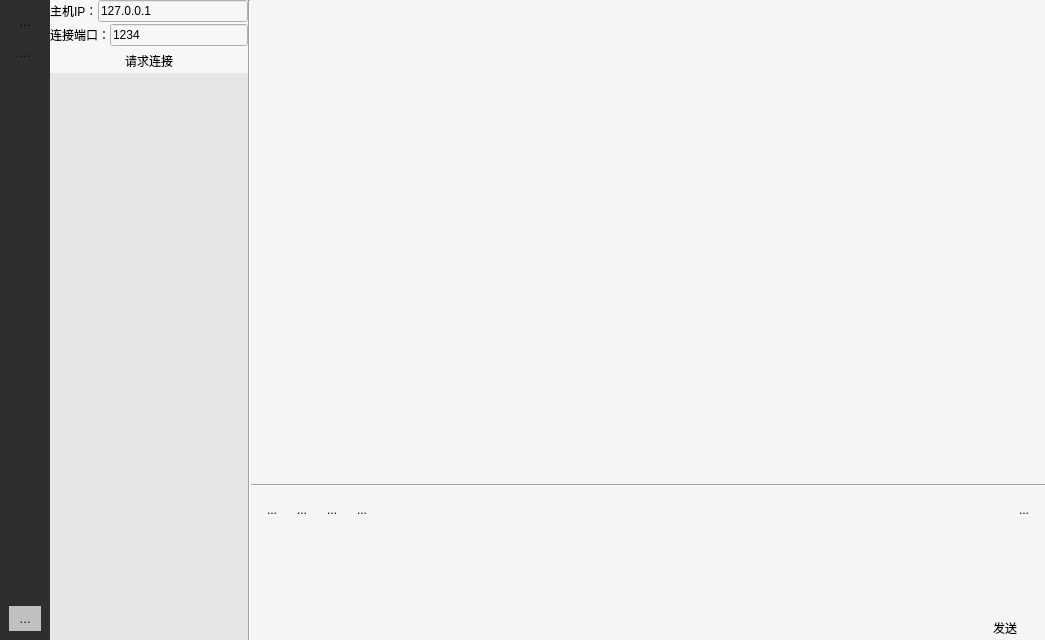
Above: oct-23th/wechat.ui from XiaoBigBro/text before the change. Below: the same form after it.
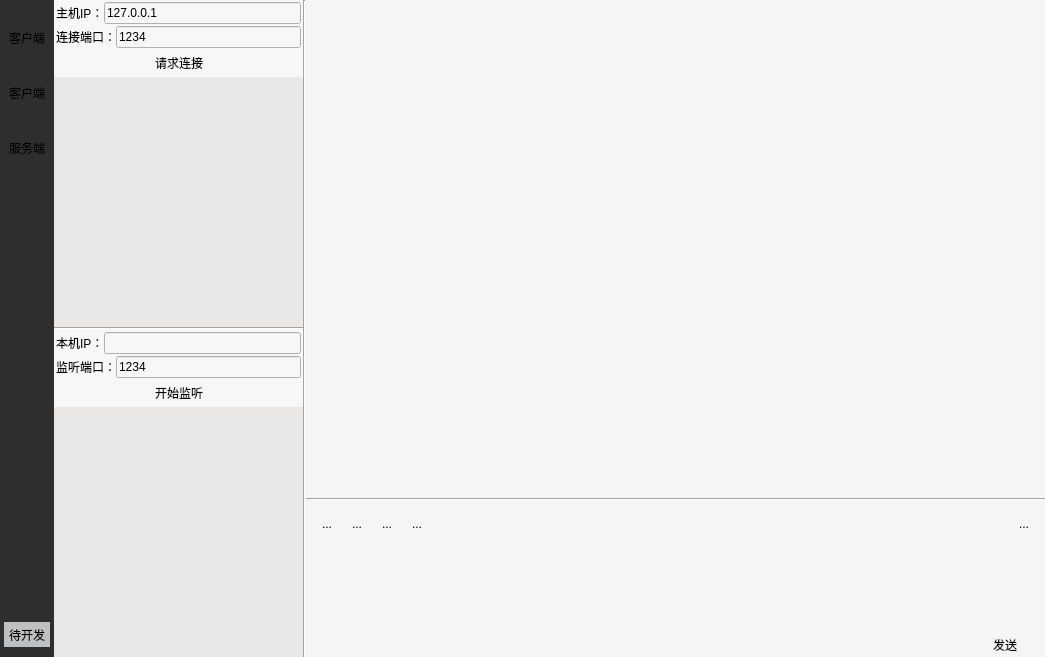
That is the form after the change. Icons and pictures are not drawn.

Commit message: 修改布局

What changed in the file:
```diff
--- a/oct-23th/wechat.ui
+++ b/oct-23th/wechat.ui
@@ -34,9 +34,21 @@
    </property>
    <item>
     <widget class="QFrame" name="frame">
+     <property name="sizePolicy">
+      <sizepolicy hsizetype="Fixed" vsizetype="Expanding">
+       <horstretch>0</horstretch>
+       <verstretch>0</verstretch>
+      </sizepolicy>
+     </property>
+     <property name="minimumSize">
+      <size>
+       <width>54</width>
+       <height>0</height>
+      </size>
+     </property>
      <property name="maximumSize">
       <size>
-       <width>50</width>
+       <width>54</width>
        <height>16777215</height>
       </size>
      </property>
@@ -46,12 +58,65 @@
      <property name="layoutDirection">
       <enum>Qt::LeftToRight</enum>
      </property>
+     <property name="autoFillBackground">
+      <bool>false</bool>
+     </property>
      <property name="styleSheet">
       <string notr="true">background:rgb(46, 46, 46)</string>
      </property>
      <layout class="QVBoxLayout" name="verticalLayout">
+      <property name="spacing">
+       <number>30</number>
+      </property>
+      <property name="leftMargin">
+       <number>4</number>
+      </property>
+      <property name="topMargin">
+       <number>25</number>
+      </property>
+      <property name="rightMargin">
+       <number>4</number>
+      </property>
+      <property name="bottomMargin">
+       <number>10</number>
+      </property>
+      <item>
+       <widget class="QToolButton" name="clientButton_2">
+        <property name="enabled">
+         <bool>true</bool>
+        </property>
+        <property name="styleSheet">
+         <string notr="true"/>
+        </property>
+        <property name="text">
+         <string>客户端</string>
+        </property>
+        <property name="icon">
+         <iconset resource="res.qrc">
+          <normaloff>:/icon/wechat.jpg</normaloff>:/icon/wechat.jpg</iconset>
+        </property>
+        <property name="iconSize">
+         <size>
+          <width>45</width>
+          <height>45</height>
+         </size>
+        </property>
+        <property name="shortcut">
+         <string>Ctrl+S, Ctrl+R</string>
+        </property>
+        <property name="toolButtonStyle">
+         <enum>Qt::ToolButtonIconOnly</enum>
+        </property>
+        <property name="autoRaise">
+         <bool>true</bool>
+        </property>
+       </widget>
+      </item>
       <item>
        <widget class="QToolButton" name="clientButton">
+        <property name="layoutDirection">
+         <enum>Qt::LeftToRight</enum>
+        </property>
         <property name="styleSheet">
          <string notr="true"/>
         </property>
@@ -64,8 +129,8 @@
         </property>
         <property name="iconSize">
          <size>
-          <width>20</width>
-          <height>20</height>
+          <width>45</width>
+          <height>45</height>
          </size>
         </property>
         <property name="shortcut">
@@ -96,8 +161,8 @@
         </property>
         <property name="iconSize">
          <size>
-          <width>20</width>
-          <height>20</height>
+          <width>45</width>
+          <height>45</height>
          </size>
         </property>
         <property name="autoRaise">
@@ -132,8 +197,8 @@
         </property>
         <property name="iconSize">
          <size>
-          <width>20</width>
-          <height>20</height>
+          <width>45</width>
+          <height>45</height>
          </size>
         </property>
         <property name="autoRaise">
@@ -150,7 +215,7 @@
       <number>0</number>
      </property>
      <widget class="QWidget" name="page">
-      <layout class="QHBoxLayout" name="horizontalLayout_8" stretch="2,0,8">
+      <layout class="QHBoxLayout" name="horizontalLayout_8" stretch="1,0">
        <property name="spacing">
         <number>0</number>
        </property>
@@ -168,10 +233,28 @@
        </property>
        <item>
         <widget class="QFrame" name="frame">
+         <property name="sizePolicy">
+          <sizepolicy hsizetype="Fixed" vsizetype="Expanding">
+           <horstretch>0</horstretch>
+           <verstretch>0</verstretch>
+          </sizepolicy>
+         </property>
+         <property name="minimumSize">
+          <size>
+           <width>252</width>
+           <height>0</height>
+          </size>
+         </property>
+         <property name="maximumSize">
+          <size>
+           <width>252</width>
+           <height>16777215</height>
+          </size>
+         </property>
          <property name="styleSheet">
           <string notr="true">background:rgb(247, 247, 247)</string>
          </property>
-         <layout class="QVBoxLayout" name="verticalLayout_2" stretch="1,12">
+         <layout class="QHBoxLayout" name="horizontalLayout_11">
           <property name="spacing">
            <number>0</number>
           </property>
@@ -188,25 +271,35 @@
            <number>0</number>
           </property>
           <item>
-           <widget class="QWidget" name="widget_2" native="true">
-            <property name="styleSheet">
-             <string notr="true">background:rgb(247, 247, 247)</string>
+           <layout class="QVBoxLayout" name="verticalLayout_8" stretch="100,0,100">
+            <property name="spacing">
+             <number>0</number>
+            </property>
+            <item>
+             <layout class="QVBoxLayout" name="verticalLayout_7" stretch="0,10">
+              <item>
+               <widget class="QFrame" name="frame">
+                <property name="sizePolicy">
+                 <sizepolicy hsizetype="Expanding" vsizetype="Fixed">
+                  <horstretch>0</horstretch>
+                  <verstretch>0</verstretch>
+                 </sizepolicy>
             </property>
             <layout class="QVBoxLayout" name="verticalLayout_3">
              <property name="spacing">
               <number>2</number>
              </property>
              <property name="leftMargin">
-              <number>0</number>
+                  <number>2</number>
              </property>
              <property name="topMargin">
-              <number>0</number>
+                  <number>2</number>
              </property>
              <property name="rightMargin">
-              <number>0</number>
+                  <number>2</number>
              </property>
              <property name="bottomMargin">
-              <number>0</number>
+                  <number>2</number>
              </property>
              <item>
               <layout class="QHBoxLayout" name="horizontalLayout">
@@ -303,203 +396,23 @@
            </widget>
           </item>
           <item>
-           <widget class="QWidget" name="widget_3" native="true">
-            <property name="styleSheet">
-             <string notr="true">background:rgb(232, 231, 230)</string>
-            </property>
-           </widget>
-          </item>
-         </layout>
-        </widget>
-       </item>
-       <item>
-        <widget class="Line" name="line_3">
-         <property name="orientation">
-          <enum>Qt::Vertical</enum>
-         </property>
-        </widget>
-       </item>
-       <item>
-        <widget class="QFrame" name="frame">
-         <layout class="QVBoxLayout" name="verticalLayout_5" stretch="0">
-          <property name="spacing">
-           <number>0</number>
-          </property>
-          <property name="leftMargin">
-           <number>0</number>
-          </property>
-          <property name="topMargin">
-           <number>0</number>
-          </property>
-          <property name="rightMargin">
-           <number>0</number>
-          </property>
-          <property name="bottomMargin">
-           <number>0</number>
-          </property>
-          <item>
-           <widget class="QWidget" name="widget_6" native="true">
-            <layout class="QVBoxLayout" name="verticalLayout_4" stretch="36,0,0,6,1">
-             <property name="spacing">
-              <number>3</number>
-             </property>
-             <property name="leftMargin">
-              <number>0</number>
-             </property>
-             <property name="topMargin">
-              <number>0</number>
-             </property>
-             <property name="rightMargin">
-              <number>0</number>
-             </property>
-             <property name="bottomMargin">
-              <number>0</number>
-             </property>
-             <item>
-              <widget class="QTextEdit" name="clientRecEdit">
-               <property name="frameShape">
-                <enum>QFrame::NoFrame</enum>
-               </property>
-              </widget>
-             </item>
-             <item>
-              <widget class="Line" name="line_2">
-               <property name="orientation">
-                <enum>Qt::Horizontal</enum>
-               </property>
-              </widget>
-             </item>
-             <item>
-              <widget class="QFrame" name="">
-               <property name="frameShape">
-                <enum>QFrame::NoFrame</enum>
-               </property>
-               <property name="frameShadow">
-                <enum>QFrame::Sunken</enum>
-               </property>
-               <layout class="QHBoxLayout" name="horizontalLayout_5">
-                <item>
-                 <widget class="QToolButton" name="toolButton_17">
-                  <property name="text">
-                   <string>...</string>
-                  </property>
-                  <property name="autoRaise">
-                   <bool>true</bool>
-                  </property>
-                 </widget>
-                </item>
-                <item>
-                 <widget class="QToolButton" name="toolButton_18">
-                  <property name="text">
-                   <string>...</string>
-                  </property>
-                  <property name="autoRaise">
-                   <bool>true</bool>
-                  </property>
-                 </widget>
-                </item>
-                <item>
-                 <widget class="QToolButton" name="toolButton_19">
-                  <property name="text">
-                   <string>...</string>
-                  </property>
-                  <property name="autoRaise">
-                   <bool>true</bool>
-                  </property>
-                 </widget>
-                </item>
-                <item>
-                 <widget class="QToolButton" name="toolButton_20">
-                  <property name="text">
-                   <string>...</string>
-                  </property>
-                  <property name="autoRaise">
-                   <bool>true</bool>
-                  </property>
-                 </widget>
-                </item>
-                <item>
-                 <spacer name="horizontalSpacer_3">
-                  <property name="orientation">
-                   <enum>Qt::Horizontal</enum>
-                  </property>
-                  <property name="sizeHint" stdset="0">
-                   <size>
-                    <width>40</width>
-                    <height>20</height>
-                   </size>
-                  </property>
-                 </spacer>
-                </item>
-                <item>
-                 <widget class="QToolButton" name="toolButton_21">
-                  <property name="text">
-                   <string>...</string>
-                  </property>
-                  <property name="autoRaise">
-                   <bool>true</bool>
-                  </property>
-                 </widget>
-                </item>
-               </layout>
-              </widget>
-             </item>
-             <item>
-              <widget class="QTextEdit" name="clientSendEdit">
-               <property name="styleSheet">
-                <string notr="true">background:rgb(245, 245, 245)</string>
-               </property>
-               <property name="frameShape">
-                <enum>QFrame::NoFrame</enum>
-               </property>
-              </widget>
-             </item>
-             <item>
-              <layout class="QHBoxLayout" name="horizontalLayout_6">
-               <item>
-                <spacer name="horizontalSpacer_4">
-                 <property name="orientation">
-                  <enum>Qt::Horizontal</enum>
-                 </property>
-                 <property name="sizeType">
-                  <enum>QSizePolicy::Expanding</enum>
-                 </property>
-                 <property name="sizeHint" stdset="0">
-                  <size>
-                   <width>40</width>
-                   <height>20</height>
-                  </size>
-                 </property>
-                </spacer>
-               </item>
-               <item>
-                <widget class="QToolButton" name="clientSendButton">
+               <widget class="QWidget" name="clientWidget_2" native="true">
+                <property name="sizePolicy">
+                 <sizepolicy hsizetype="Preferred" vsizetype="Expanding">
+                  <horstretch>0</horstretch>
+                  <verstretch>0</verstretch>
+                 </sizepolicy>
+                </property>
                  <property name="minimumSize">
                   <size>
-                   <width>80</width>
-                   <height>0</height>
-                  </size>
-                 </property>
-                 <property name="text">
-                  <string>发送</string>
-                 </property>
-                 <property name="autoRaise">
-                  <bool>true</bool>
-                 </property>
-                </widget>
-               </item>
-              </layout>
-             </item>
-            </layout>
-           </widget>
-          </item>
-         </layout>
-        </widget>
-       </item>
-      </layout>
-     </widget>
-     <widget class="QWidget" name="page_2">
-      <layout class="QHBoxLayout" name="horizontalLayout_4" stretch="2,0,8">
+                  <width>0</width>
+                  <height>250</height>
+                 </size>
+                </property>
+                <property name="styleSheet">
+                 <string notr="true">background:rgb(234, 232, 231)</string>
+                </property>
+                <layout class="QVBoxLayout" name="verticalLayout_10">
        <property name="spacing">
         <number>0</number>
        </property>
@@ -515,29 +428,28 @@
        <property name="bottomMargin">
         <number>0</number>
        </property>
+                </layout>
+               </widget>
+              </item>
+             </layout>
+            </item>
+            <item>
+             <widget class="Line" name="line">
+              <property name="orientation">
+               <enum>Qt::Horizontal</enum>
+              </property>
+             </widget>
+            </item>
+            <item>
+             <layout class="QVBoxLayout" name="verticalLayout_2" stretch="0,10">
        <item>
         <widget class="QFrame" name="frame_3">
-         <property name="styleSheet">
-          <string notr="true">background:rgb(247, 247, 247)</string>
-         </property>
-         <layout class="QVBoxLayout" name="verticalLayout_10" stretch="1,12">
-          <property name="spacing">
-           <number>0</number>
-          </property>
-          <property name="leftMargin">
-           <number>0</number>
-          </property>
-          <property name="topMargin">
-           <number>0</number>
-          </property>
-          <property name="rightMargin">
-           <number>0</number>
-          </property>
-          <property name="bottomMargin">
-           <number>0</number>
-          </property>
-          <item>
-           <widget class="QWidget" name="widget_4" native="true">
+                <property name="sizePolicy">
+                 <sizepolicy hsizetype="Expanding" vsizetype="Fixed">
+                  <horstretch>0</horstretch>
+                  <verstretch>0</verstretch>
+                 </sizepolicy>
+                </property>
             <property name="styleSheet">
              <string notr="true">background:rgb(247, 247, 247)</string>
             </property>
@@ -546,16 +458,16 @@
               <number>2</number>
              </property>
              <property name="leftMargin">
-              <number>0</number>
+                  <number>2</number>
              </property>
              <property name="topMargin">
-              <number>0</number>
+                  <number>2</number>
              </property>
              <property name="rightMargin">
-              <number>0</number>
+                  <number>2</number>
              </property>
              <property name="bottomMargin">
-              <number>0</number>
+                  <number>2</number>
              </property>
              <item>
               <layout class="QHBoxLayout" name="horizontalLayout_9">
@@ -652,14 +564,38 @@
            </widget>
           </item>
           <item>
-           <widget class="QWidget" name="widget_4" native="true">
+               <widget class="QWidget" name="serverWidget" native="true">
+                <property name="minimumSize">
+                 <size>
+                  <width>0</width>
+                  <height>250</height>
+                 </size>
+                </property>
             <property name="styleSheet">
-             <string notr="true">background:rgb(232, 231, 230)</string>
-            </property>
+                 <string notr="true">background:rgb(234, 232, 231)</string>
+                </property>
+                <layout class="QVBoxLayout" name="verticalLayout_9">
+                 <property name="spacing">
+                  <number>0</number>
+                 </property>
+                 <property name="leftMargin">
+                  <number>0</number>
+                 </property>
+                 <property name="topMargin">
+                  <number>0</number>
+                 </property>
+                 <property name="rightMargin">
+                  <number>0</number>
+                 </property>
+                 <property name="bottomMargin">
+                  <number>0</number>
+                 </property>
+                </layout>
            </widget>
           </item>
          </layout>
-        </widget>
+            </item>
+           </layout>
        </item>
        <item>
         <widget class="Line" name="line_4">
@@ -668,9 +604,12 @@
          </property>
         </widget>
        </item>
+         </layout>
+        </widget>
+       </item>
        <item>
-        <widget class="QFrame" name="frame_5">
-         <layout class="QVBoxLayout" name="verticalLayout_8" stretch="3">
+        <widget class="QFrame" name="frame">
+         <layout class="QVBoxLayout" name="verticalLayout_5" stretch="0">
           <property name="spacing">
            <number>0</number>
           </property>
@@ -687,8 +626,8 @@
            <number>0</number>
           </property>
           <item>
-           <widget class="QWidget" name="widget_7" native="true">
-            <layout class="QVBoxLayout" name="verticalLayout_9" stretch="36,0,0,6,1">
+           <widget class="QWidget" name="widget_6" native="true">
+            <layout class="QVBoxLayout" name="verticalLayout_4" stretch="36,0,0,6,1">
              <property name="spacing">
               <number>3</number>
              </property>
@@ -705,17 +644,14 @@
               <number>0</number>
              </property>
              <item>
-              <widget class="QTextEdit" name="serverRecEdit">
+              <widget class="QTextEdit" name="recEdit">
                <property name="frameShape">
                 <enum>QFrame::NoFrame</enum>
                </property>
-               <property name="frameShadow">
-                <enum>QFrame::Plain</enum>
-               </property>
               </widget>
              </item>
              <item>
-              <widget class="Line" name="line">
+              <widget class="Line" name="line_2">
                <property name="orientation">
                 <enum>Qt::Horizontal</enum>
                </property>
@@ -729,9 +665,9 @@
                <property name="frameShadow">
                 <enum>QFrame::Sunken</enum>
                </property>
-               <layout class="QHBoxLayout" name="horizontalLayout_11">
+               <layout class="QHBoxLayout" name="horizontalLayout_5">
                 <item>
-                 <widget class="QToolButton" name="toolButton_23">
+                 <widget class="QToolButton" name="toolButton_17">
                   <property name="text">
                    <string>...</string>
                   </property>
@@ -741,7 +677,7 @@
                  </widget>
                 </item>
                 <item>
-                 <widget class="QToolButton" name="toolButton_24">
+                 <widget class="QToolButton" name="toolButton_18">
                   <property name="text">
                    <string>...</string>
                   </property>
@@ -751,7 +687,7 @@
                  </widget>
                 </item>
                 <item>
-                 <widget class="QToolButton" name="toolButton_25">
+                 <widget class="QToolButton" name="toolButton_19">
                   <property name="text">
                    <string>...</string>
                   </property>
@@ -761,7 +697,7 @@
                  </widget>
                 </item>
                 <item>
-                 <widget class="QToolButton" name="toolButton_26">
+                 <widget class="QToolButton" name="toolButton_20">
                   <property name="text">
                    <string>...</string>
                   </property>
@@ -771,7 +707,7 @@
                  </widget>
                 </item>
                 <item>
-                 <spacer name="horizontalSpacer_5">
+                 <spacer name="horizontalSpacer_3">
                   <property name="orientation">
                    <enum>Qt::Horizontal</enum>
                   </property>
@@ -784,7 +720,7 @@
                  </spacer>
                 </item>
                 <item>
-                 <widget class="QToolButton" name="toolButton_27">
+                 <widget class="QToolButton" name="toolButton_21">
                   <property name="text">
                    <string>...</string>
                   </property>
@@ -797,25 +733,19 @@
               </widget>
              </item>
              <item>
-              <widget class="QTextEdit" name="serverSendEdit">
+              <widget class="QTextEdit" name="sendEdit">
+               <property name="styleSheet">
+                <string notr="true">background:rgb(245, 245, 245)</string>
+               </property>
                <property name="frameShape">
                 <enum>QFrame::NoFrame</enum>
                </property>
-               <property name="frameShadow">
-                <enum>QFrame::Plain</enum>
-               </property>
-               <property name="tabChangesFocus">
-                <bool>false</bool>
-               </property>
-               <property name="lineWrapMode">
-                <enum>QTextEdit::WidgetWidth</enum>
-               </property>
               </widget>
              </item>
              <item>
-              <layout class="QHBoxLayout" name="horizontalLayout_12">
+              <layout class="QHBoxLayout" name="horizontalLayout_6">
                <item>
-                <spacer name="horizontalSpacer_6">
+                <spacer name="horizontalSpacer_4">
                  <property name="orientation">
                   <enum>Qt::Horizontal</enum>
                  </property>
@@ -831,7 +761,7 @@
                 </spacer>
                </item>
                <item>
-                <widget class="QToolButton" name="serverSendButton">
+                <widget class="QToolButton" name="sendButton">
                  <property name="minimumSize">
                   <size>
                    <width>80</width>
```
Left out of the diff: 19 changed lines with no effect on the pictures. Lines whose indentation alone changed are shown as unchanged. The commit also changes 3 other files.
